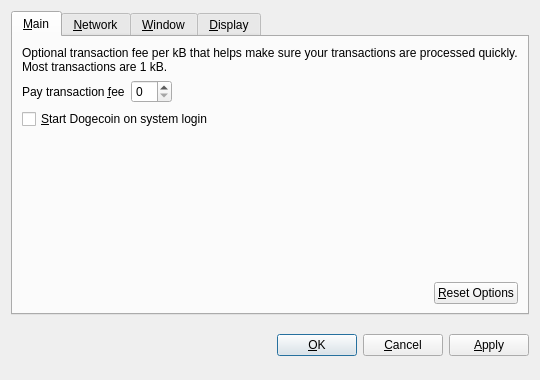
Above: src/qt/forms/optionsdialog.ui from orngcoin/orangecoin before the change. Below: the same form after it.
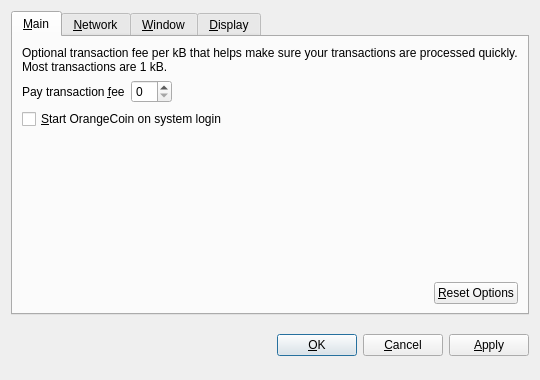
That is the form after the change. Custom widgets are drawn as their Qt base class.

```diff
--- a/src/qt/forms/optionsdialog.ui
+++ b/src/qt/forms/optionsdialog.ui
@@ -82,7 +82,7 @@
           <string>Automatically start Dogecoin after logging in to the system.</string>
          </property>
          <property name="text">
-          <string>&amp;Start Dogecoin on system login</string>
+          <string>&amp;Start OrangeCoin on system login</string>
          </property>
         </widget>
        </item>
```
Left out of the diff: 10 changed lines with no effect on the pictures.
